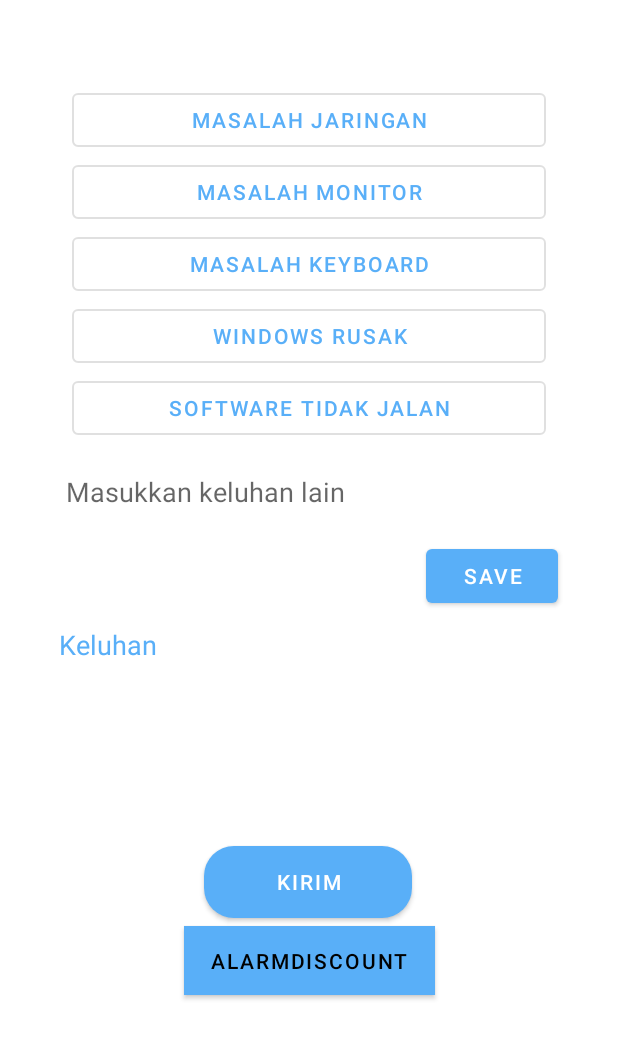
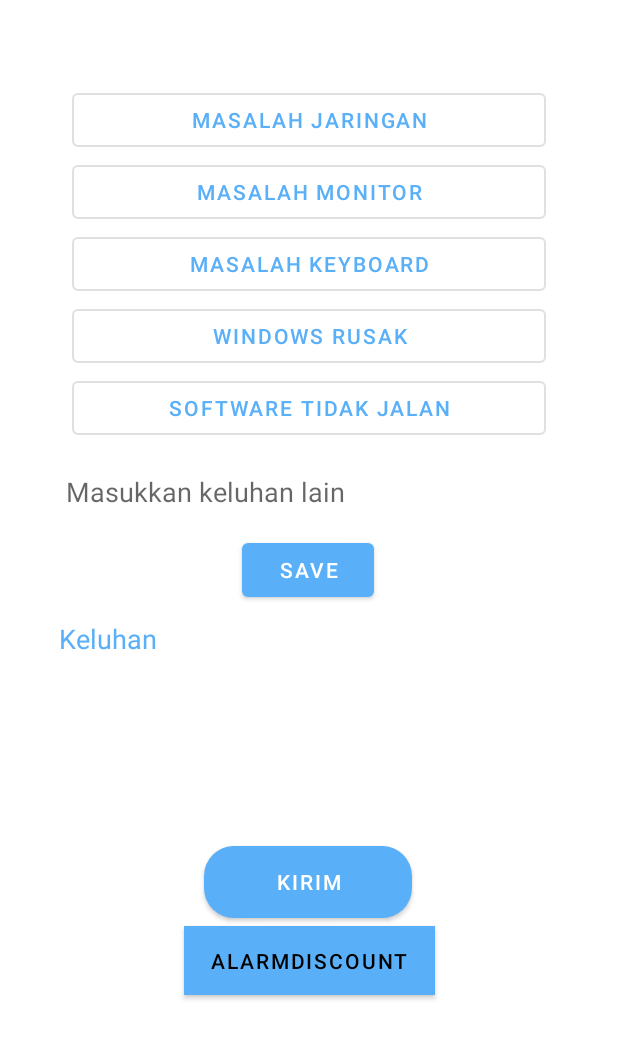
Before and after one commit to AdrielRpea/HealtyGreen, an Android app: the MaintanceActivity screen opened directly, with no data from a screen before it, on a phone screen of 412 x 824 dp. Shown: the top 1039 px of the screen. Run offline under Robolectric (Android 15) with nearby library versions, the phone set to English and light mode, and no system bars.

Commit message:
update maintance activity

```diff
--- a/app/src/main/res/layout/activity_maintance.xml
+++ b/app/src/main/res/layout/activity_maintance.xml
@@ -92,10 +92,10 @@
         android:id="@+id/button6"
         android:layout_width="wrap_content"
         android:layout_height="wrap_content"
-        android:layout_marginTop="8dp"
+        android:layout_marginTop="4dp"
         android:text="Save"
         app:layout_constraintEnd_toEndOf="parent"
-        app:layout_constraintHorizontal_bias="0.876"
+        app:layout_constraintHorizontal_bias="0.498"
         app:layout_constraintStart_toStartOf="parent"
         app:layout_constraintTop_toBottomOf="@+id/Keluhan" />
 
```
